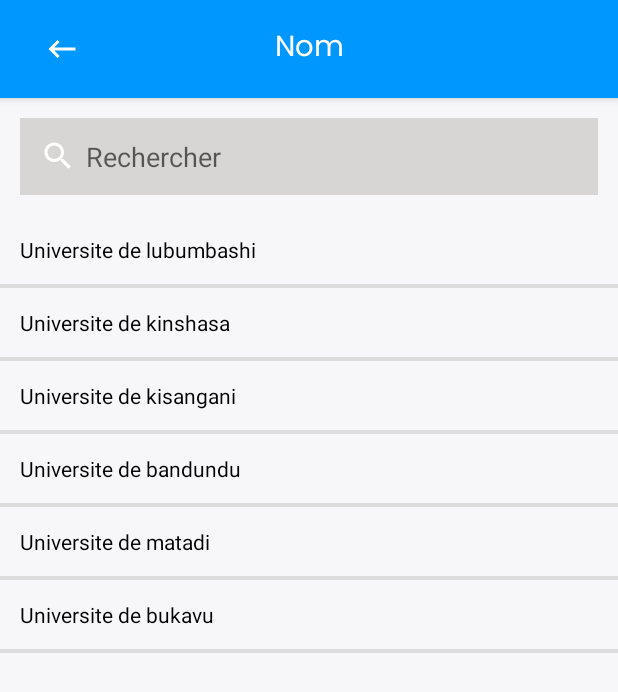
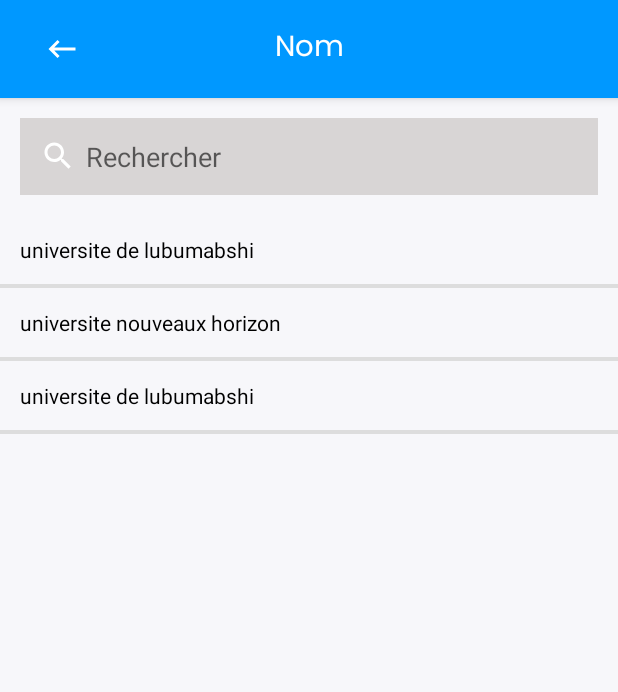
Before and after one commit to BabiMumba/Funda-Academia, an Android app: the SearchAcademiqActivity screen opened directly, with no data from a screen before it, on a phone screen of 412 x 824 dp. Shown: the top 692 px of the screen. Run offline under Robolectric (Android 15) with nearby library versions, the phone set to English and light mode, and no system bars; our stand-ins replace sdp/ssp sizes.

Commit message:
add create "

```diff
--- a/app/src/main/java/cd/bmfundacademia/com/Activity/SearchAcademiqActivity.kt
+++ b/app/src/main/java/cd/bmfundacademia/com/Activity/SearchAcademiqActivity.kt
@@ -6,6 +6,7 @@ import androidx.appcompat.app.AppCompatActivity
 import androidx.core.view.ViewCompat
 import androidx.core.view.WindowInsetsCompat
 import cd.bmfundacademia.com.Adapter.AcademiqueAdapter
+import cd.bmfundacademia.com.Model.University
 import cd.bmfundacademia.com.R
 import cd.bmfundacademia.com.databinding.ActivitySearchAcademiqBinding
 
@@ -13,7 +14,7 @@ class SearchAcademiqActivity : AppCompatActivity() {
     lateinit var binding: ActivitySearchAcademiqBinding
     lateinit var adapter: AcademiqueAdapter
     //liste
-    val liste = ArrayList<String>()
+    val liste = ArrayList<University>()
     override fun onCreate(savedInstanceState: Bundle?) {
         super.onCreate(savedInstanceState)
         binding = ActivitySearchAcademiqBinding.inflate(layoutInflater)
@@ -22,15 +23,24 @@ class SearchAcademiqActivity : AppCompatActivity() {
         //enableEdgeToEdge()
 
         //liste
-        liste.add("Universite de lubumbashi")
-        liste.add("Universite de kinshasa")
-        liste.add("Universite de kisangani")
-        liste.add("Universite de bandundu")
-        liste.add("Universite de matadi")
-        liste.add("Universite de bukavu")
+        liste.add(University("Unilu","universite de lubumabshi"))
+        liste.add(University("Unh","universite nouveaux horizon"))
+        liste.add(University("Unilu","universite de lubumabshi"))
+
         adapter = AcademiqueAdapter(liste)
         binding.recyclerView.layoutManager = androidx.recyclerview.widget.LinearLayoutManager(this)
         binding.recyclerView.adapter = adapter
+
+        adapter.setOnItemClickListener(object : AcademiqueAdapter.OnItemClickListener {
+            override fun onItemClick(university: University) {
+                //traitement
+                val nom = university.nom
+                val intent = intent
+                intent.putExtra("nom", nom)
+                setResult(RESULT_OK, intent)
+                finish()
+            }
+        })
 
 
 
--- a/app/src/main/java/cd/bmfundacademia/com/Adapter/AcademiqueAdapter.kt
+++ b/app/src/main/java/cd/bmfundacademia/com/Adapter/AcademiqueAdapter.kt
@@ -5,11 +5,23 @@ import android.view.View
 import android.view.ViewGroup
 import android.widget.TextView
 import androidx.recyclerview.widget.RecyclerView
+import cd.bmfundacademia.com.Model.University
 import cd.bmfundacademia.com.R
 
-class AcademiqueAdapter(val liste:ArrayList<String>): RecyclerView.Adapter<AcademiqueAdapter.ViewHolder>() {
+class AcademiqueAdapter(val liste:ArrayList<University>): RecyclerView.Adapter<AcademiqueAdapter.ViewHolder>() {
+    private var onItemClickListener: OnItemClickListener? = null
+
+    fun setOnItemClickListener(listener: OnItemClickListener) {
+        onItemClickListener = listener
+    }
+
+    interface OnItemClickListener {
+        fun onItemClick(university: University)
+    }
     class ViewHolder(itemView: View):RecyclerView.ViewHolder(itemView) {
+
         val nom:TextView = itemView.findViewById(R.id.title_element)
+
     }
 
     override fun onCreateViewHolder(parent: ViewGroup, viewType: Int): ViewHolder {
@@ -18,7 +30,10 @@ class AcademiqueAdapter(val liste:ArrayList<String>): RecyclerView.Adapter<Acade
     }
 
     override fun onBindViewHolder(holder: ViewHolder, position: Int) {
-        holder.nom.text = liste[position]
+        holder.nom.text = liste[position].nom
+        holder.itemView.setOnClickListener {
+            onItemClickListener?.onItemClick(liste[position])
+        }
     }
 
     override fun getItemCount(): Int {
--- a/app/src/main/java/cd/bmfundacademia/com/Util/Utils.kt
+++ b/app/src/main/java/cd/bmfundacademia/com/Util/Utils.kt
@@ -6,6 +6,7 @@ import android.content.Context
 import android.content.Intent
 import android.view.View
 import android.widget.ProgressBar
+import android.widget.Toast
 
 object Utils {
 
@@ -23,4 +24,8 @@ object Utils {
             progressBar.visibility = View.INVISIBLE
         }
     }
+
+    fun ShowToast(context: Context?, message: String?) {
+        Toast.makeText(context, message, Toast.LENGTH_SHORT).show()
+    }
 }
```
Also changed, not shown: app/src/main/java/cd/bmfundacademia/com/Auth/StepRegister/StepeTwoFragment.kt (+17 -0 lines).
